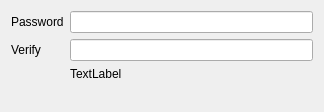
The window that src/password.ui (KDE/user-manager) describes before a commit, drawn with Qt 5.
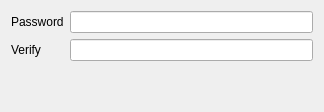
The same window after the commit.

Commit message: Remove default label strenght content

Patch:
```diff
--- a/src/password.ui
+++ b/src/password.ui
@@ -45,7 +45,7 @@
    <item row="2" column="1">
     <widget class="QLabel" name="strenghtLbl">
      <property name="text">
-      <string>TextLabel</string>
+      <string/>
      </property>
     </widget>
    </item>
```
